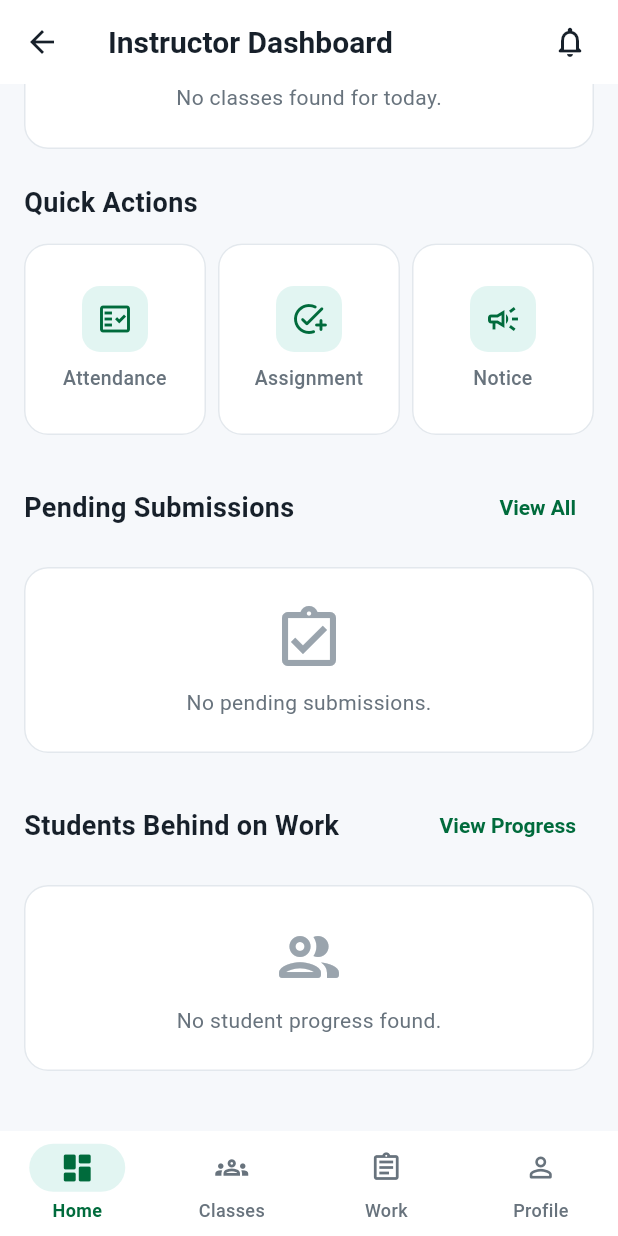
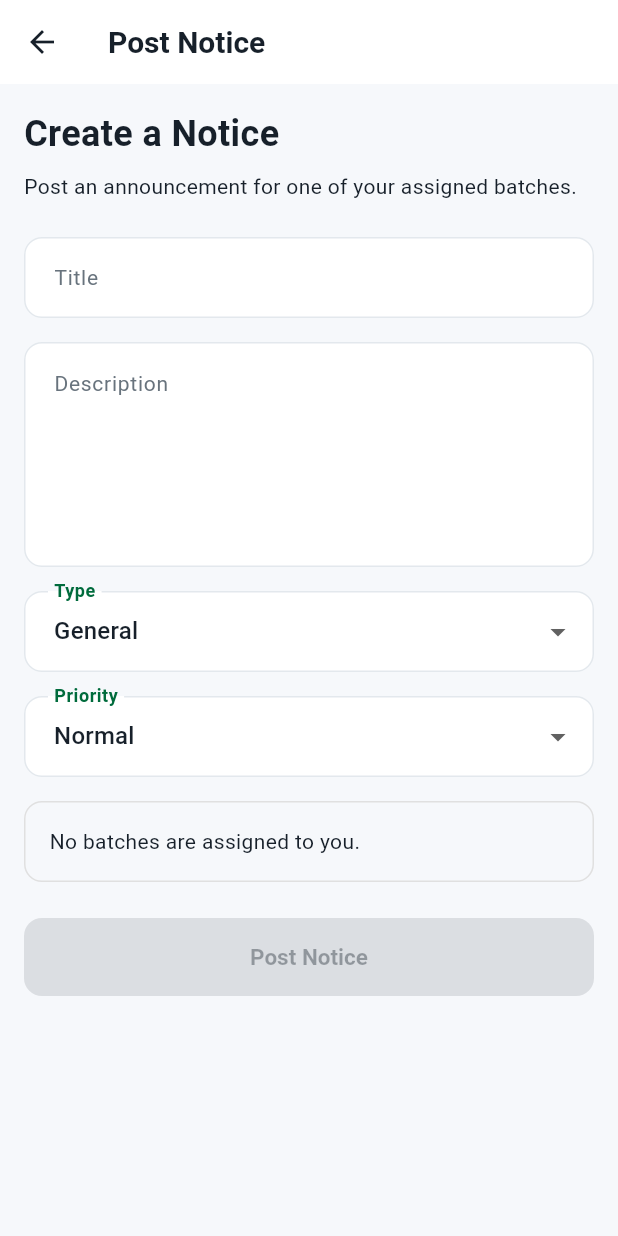
Before and after one commit to AALIYA-stack/bano_qabil_student, a Flutter app: the InstructorHomeScreen screen opened by its route, scrolled down 345 dp, after a tap on "Notice", on a phone screen of 412 x 824 dp. Run offline on Flutter 3.47's test engine with Material 3 defaults, Android fonts, the phone set to English and light mode, and no system bars; our stand-ins replace cloud_firestore, file_picker, firebase_auth, firebase_core, firebase_storage, image_picker; missing offline and left inert: bano_qabil_student_app; accounts and stored records are empty.

Commit message:
Add instructor notice feature

```diff
--- a/lib/features/instructor/screens/instructor_home_screen.dart
+++ b/lib/features/instructor/screens/instructor_home_screen.dart
@@ -13,6 +13,7 @@ import 'create_assignment_screen.dart';
 import 'instructor_submissions_screen.dart';
 import 'instructor_attendance_screen.dart';
 import 'instructor_profile_screen.dart';
+import 'instructor_notice_screen.dart';
 
 class InstructorHomeScreen extends StatefulWidget {
   const InstructorHomeScreen({super.key});
@@ -692,7 +693,14 @@ class _InstructorHomeScreenState extends State<InstructorHomeScreen> {
         _buildActionCard(
           icon: Icons.campaign_outlined,
           title: 'Notice',
-          onTap: () {},
+          onTap: () {
+            Navigator.push(
+              context,
+              MaterialPageRoute(
+                builder: (context) => const InstructorNoticeScreen(),
+              ),
+            );
+          },
         ),
       ],
     );
--- /dev/null
+++ b/lib/features/instructor/screens/instructor_notice_screen.dart
@@ -0,0 +1,376 @@
+
+import 'package:flutter/material.dart';
+
+import '../../../app/theme/app_colors.dart';
+import '../../../app/theme/app_dimensions.dart';
+import '../../../core/widgets/app_snackbar.dart';
+import '../../../models/batch_model.dart';
+import '../../../services/auth_service.dart';
+import '../../../services/batch_service.dart';
+import '../../../services/notice_service.dart';
+
+class InstructorNoticeScreen extends StatefulWidget {
+  const InstructorNoticeScreen({super.key});
+
+  @override
+  State<InstructorNoticeScreen> createState() =>
+      _InstructorNoticeScreenState();
+}
+
+class _InstructorNoticeScreenState
+    extends State<InstructorNoticeScreen> {
+  final _formKey = GlobalKey<FormState>();
+  final _titleController = TextEditingController();
+  final _descriptionController = TextEditingController();
+
+  String _type = 'general';
+  String _priority = 'normal';
+
+  List<BatchModel> _batches = [];
+  BatchModel? _selectedBatch;
+
+  bool _isLoadingBatches = true;
+  bool _isPosting = false;
+
+  final List<String> _types = const [
+    'general',
+    'class',
+    'assignment',
+    'holiday',
+    'important',
+  ];
+
+  final List<String> _priorities = const [
+    'low',
+    'normal',
+    'high',
+  ];
+
+  @override
+  void initState() {
+    super.initState();
+    _loadInstructorBatches();
+  }
+
+  Future<void> _loadInstructorBatches() async {
+    try {
+      final user = AuthService.instance.currentUser;
+
+      if (user == null) {
+        throw Exception('Instructor is not logged in.');
+      }
+
+      final batches =
+          await BatchService.instance.getBatchesForInstructor(
+        user.uid,
+      );
+
+      if (!mounted) return;
+
+      setState(() {
+        _batches = batches;
+        _isLoadingBatches = false;
+
+        if (batches.length == 1) {
+          _selectedBatch = batches.first;
+        }
+      });
+    } catch (e) {
+      if (!mounted) return;
+
+      setState(() {
+        _isLoadingBatches = false;
+      });
+
+      AppSnackbar.error(
+        context,
+        e.toString().replaceFirst('Exception: ', ''),
+      );
+    }
+  }
+
+  Future<void> _postNotice() async {
+    if (!_formKey.currentState!.validate()) {
+      return;
+    }
+
+    final selectedBatch = _selectedBatch;
+
+    if (selectedBatch == null) {
+      AppSnackbar.error(
+        context,
+        'Please select a batch.',
+      );
+      return;
+    }
+
+    final user = AuthService.instance.currentUser;
+
+    if (user == null) {
+      AppSnackbar.error(
+        context,
+        'Instructor is not logged in.',
+      );
+      return;
+    }
+
+    setState(() {
+      _isPosting = true;
+    });
+
+    try {
+      await NoticeService.instance.postInstructorNotice(
+        title: _titleController.text.trim(),
+        description: _descriptionController.text.trim(),
+        type: _type,
+        priority: _priority,
+        courseId: selectedBatch.courseId,
+        batchId: selectedBatch.id,
+        campusId: selectedBatch.campusId,
+        instructorId: user.uid,
+      );
+
+      if (!mounted) return;
+
+      AppSnackbar.success(
+        context,
+        'Notice posted successfully.',
+      );
+
+      Navigator.pop(context);
+    } catch (e) {
+      if (!mounted) return;
+
+      AppSnackbar.error(
+        context,
+        e.toString().replaceFirst('Exception: ', ''),
+      );
+    } finally {
+      if (mounted) {
+        setState(() {
+          _isPosting = false;
+        });
+      }
+    }
+  }
+
+  @override
+  void dispose() {
+    _titleController.dispose();
+    _descriptionController.dispose();
+    super.dispose();
+  }
+
+  @override
+  Widget build(BuildContext context) {
+    return Scaffold(
+      backgroundColor: AppColors.background,
+      appBar: AppBar(
+        title: const Text('Post Notice'),
+      ),
+      body: Form(
+        key: _formKey,
+        child: ListView(
+          padding: const EdgeInsets.all(
+            AppDimensions.paddingMedium,
+          ),
+          children: [
+            const Text(
+              'Create a Notice',
+              style: TextStyle(
+                fontSize: 24,
+                fontWeight: FontWeight.bold,
+              ),
+            ),
+            const SizedBox(height: 8),
+            const Text(
+              'Post an announcement for one of your assigned batches.',
+            ),
+            const SizedBox(height: 24),
+
+            // ---------------------------------------------------
+            // TITLE
+            // ---------------------------------------------------
+
+            TextFormField(
+              controller: _titleController,
+              decoration: const InputDecoration(
+                labelText: 'Title',
+                hintText: 'e.g. Class timing changed',
+              ),
+              validator: (value) {
+                if (value == null || value.trim().isEmpty) {
+                  return 'Title is required.';
+                }
+
+                return null;
+              },
+            ),
+
+            const SizedBox(height: 16),
+
+            // ---------------------------------------------------
+            // DESCRIPTION
+            // ---------------------------------------------------
+
+            TextFormField(
+              controller: _descriptionController,
+              maxLines: 5,
+              decoration: const InputDecoration(
+                labelText: 'Description',
+                hintText: 'Write your notice here...',
+                alignLabelWithHint: true,
+              ),
+              validator: (value) {
+                if (value == null || value.trim().isEmpty) {
+                  return 'Description is required.';
+                }
+
+                return null;
+              },
+            ),
+
+            const SizedBox(height: 16),
+
+            // ---------------------------------------------------
+            // TYPE
+            // ---------------------------------------------------
+
+            DropdownButtonFormField<String>(
+              initialValue: _type,
+              decoration: const InputDecoration(
+                labelText: 'Type',
+              ),
+              items: _types.map((type) {
+                return DropdownMenuItem<String>(
+                  value: type,
+                  child: Text(
+                    type[0].toUpperCase() +
+                        type.substring(1),
+                  ),
+                );
+              }).toList(),
+              onChanged: (value) {
+                if (value != null) {
+                  setState(() {
+                    _type = value;
+                  });
+                }
+              },
+            ),
+
+            const SizedBox(height: 16),
+
+            // ---------------------------------------------------
+            // PRIORITY
+            // ---------------------------------------------------
+
+            DropdownButtonFormField<String>(
+              initialValue: _priority,
+              decoration: const InputDecoration(
+                labelText: 'Priority',
+              ),
+              items: _priorities.map((priority) {
+                return DropdownMenuItem<String>(
+                  value: priority,
+                  child: Text(
+                    priority[0].toUpperCase() +
+                        priority.substring(1),
+                  ),
+                );
+              }).toList(),
+              onChanged: (value) {
+                if (value != null) {
+                  setState(() {
+                    _priority = value;
+                  });
+                }
+              },
+            ),
+
+            const SizedBox(height: 16),
+
+            // ---------------------------------------------------
+            // BATCH
+            // ---------------------------------------------------
+
+            if (_isLoadingBatches)
+              const Padding(
+                padding: EdgeInsets.symmetric(vertical: 16),
+                child: Center(
+                  child: CircularProgressIndicator(),
+                ),
+              )
+            else if (_batches.isEmpty)
+              Container(
+                padding: const EdgeInsets.all(16),
+                decoration: BoxDecoration(
+                  borderRadius: BorderRadius.circular(12),
+                  border: Border.all(
+                    color: Colors.grey.shade300,
+                  ),
+                ),
+                child: const Text(
+                  'No batches are assigned to you.',
+                ),
+              )
+            else
+              DropdownButtonFormField<BatchModel>(
+                initialValue: _selectedBatch,
+                decoration: const InputDecoration(
+                  labelText: 'Batch',
+                  hintText: 'Select a batch',
+                ),
+                items: _batches.map((batch) {
+                  return DropdownMenuItem<BatchModel>(
+                    value: batch,
+                    child: Text(
+                      '${batch.id} • ${batch.classDay}',
+                    ),
+                  );
+                }).toList(),
+                onChanged: (value) {
+                  setState(() {
+                    _selectedBatch = value;
+                  });
+                },
+                validator: (value) {
+                  if (value == null) {
+                    return 'Please select a batch.';
+                  }
+
+                  return null;
+                },
+              ),
+
+            const SizedBox(height: 24),
+
+            // ---------------------------------------------------
+            // POST BUTTON
+            // ---------------------------------------------------
+
+            SizedBox(
+              height: AppDimensions.buttonHeight,
+              child: ElevatedButton(
+                onPressed:
+                    _isPosting || _batches.isEmpty
+                        ? null
+                        : _postNotice,
+                child: _isPosting
+                    ? const SizedBox(
+                        width: 22,
+                        height: 22,
+                        child: CircularProgressIndicator(
+                          strokeWidth: 2,
+                          color: Colors.white,
+                        ),
+                      )
+                    : const Text('Post Notice'),
+              ),
+            ),
+          ],
+        ),
+      ),
+    );
+  }
+}
--- a/lib/services/notice_service.dart
+++ b/lib/services/notice_service.dart
@@ -1,3 +1,4 @@
+
 import 'package:cloud_firestore/cloud_firestore.dart';
 
 import '../core/constants/collection_names.dart';
@@ -124,4 +125,53 @@ class NoticeService {
 
     return notice;
   }
+
+  // ============================================================
+  // POST INSTRUCTOR NOTICE
+  // ============================================================
+
+  Future<void> postInstructorNotice({
+    required String title,
+    required String description,
+    required String type,
+    required String priority,
+    required String courseId,
+    required String batchId,
+    required String campusId,
+    required String instructorId,
+  }) async {
+    final trimmedTitle = title.trim();
+    final trimmedDescription = description.trim();
+
+    if (trimmedTitle.isEmpty) {
+      throw Exception('Notice title is required.');
+    }
+
+    if (trimmedDescription.isEmpty) {
+      throw Exception('Notice description is required.');
+    }
+
+    if (batchId.trim().isEmpty) {
+      throw Exception('Please select a batch.');
+    }
+
+    if (instructorId.trim().isEmpty) {
+      throw Exception('Instructor is not logged in.');
+    }
+
+    await _firestore
+        .collection(CollectionNames.notices)
+        .add({
+      'title': trimmedTitle,
+      'description': trimmedDescription,
+      'type': type,
+      'priority': priority,
+      'courseId': courseId.trim(),
+      'batchId': batchId.trim(),
+      'campusId': campusId.trim(),
+      'createdBy': instructorId.trim(),
+      'createdAt': FieldValue.serverTimestamp(),
+      'isActive': true,
+    });
+  }
 }
```
